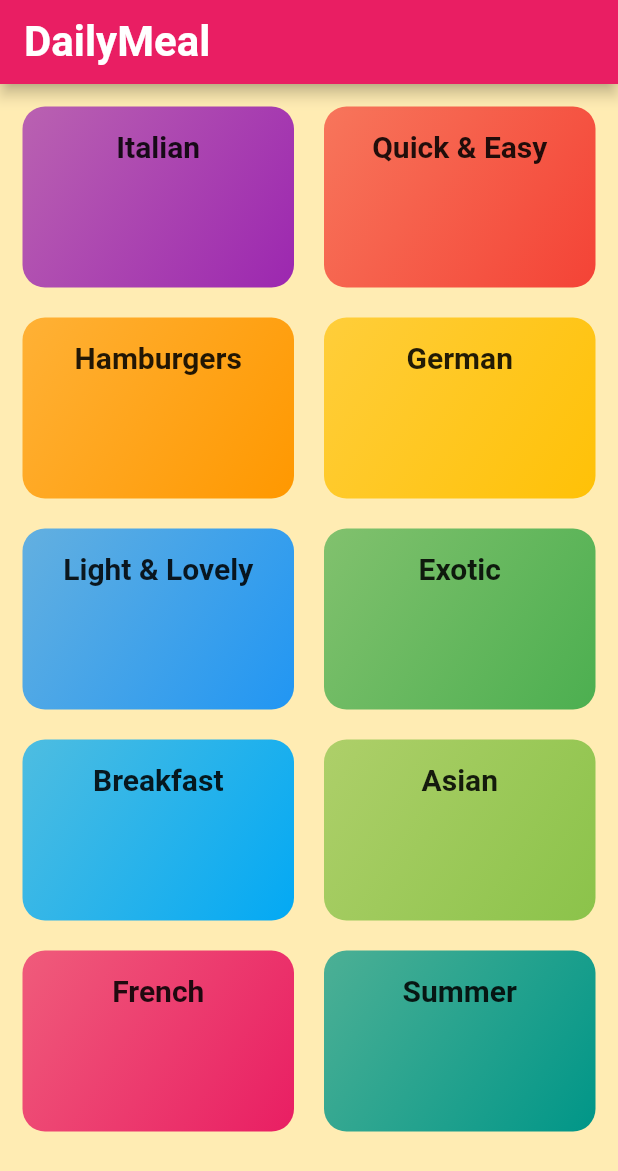
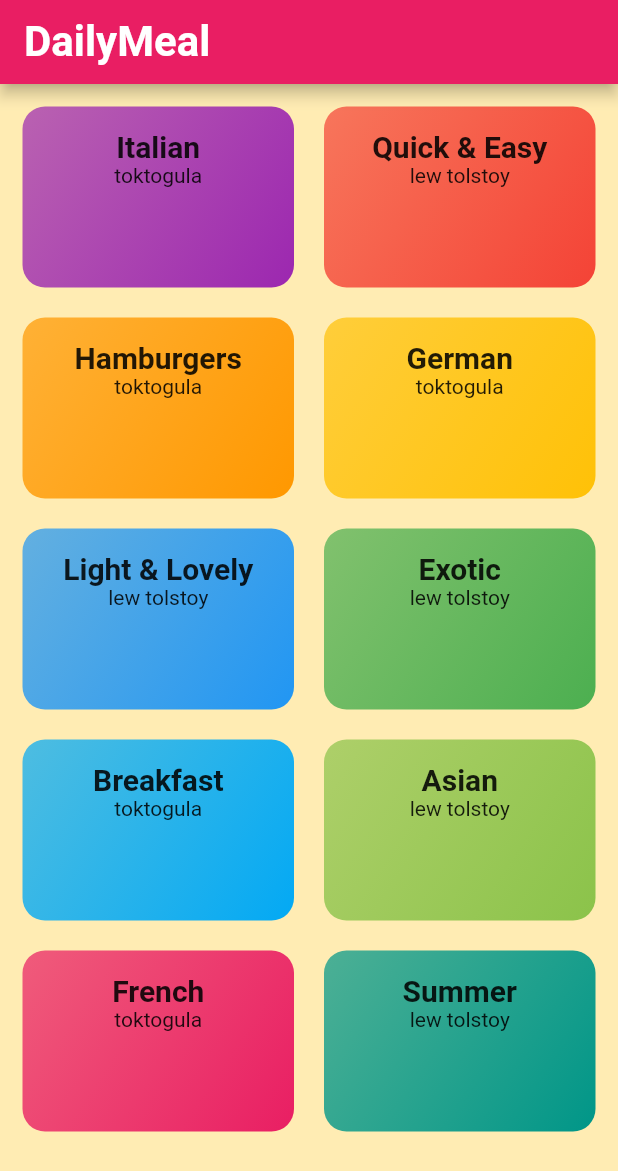
Before and after one commit to kairatkubat/udemy2, a Flutter app: the screen it shows after launch, on a phone screen of 412 x 824 dp. Shown: the top 1171 px of the screen. Run offline on Flutter 3.47's test engine with Material 2 defaults, Android fonts, the phone set to English and light mode, and no system bars.

Commit message:
addingg address to Category Constractor

```diff
--- a/lib/CategoryItem.dart
+++ b/lib/CategoryItem.dart
@@ -5,7 +5,8 @@ class CategoryItem extends StatelessWidget {
   final String Id;
   final String title;
    final Color color;
-  const CategoryItem(this.color, this.title,  this.Id,);
+   final String address;
+  const CategoryItem(this.Id, this.title, this.color, this.address);
 
     selectCategory(BuildContext context){
      Navigator.of(context).pushNamed (
@@ -13,7 +14,8 @@ class CategoryItem extends StatelessWidget {
     //  (context) => CategoryScreenMeal(Id, title),)
   CategoryScreenMeal.routName, arguments: {
       'id': Id,
-      'title': title
+      'title': title,
+      'address': address,
     }
 
      );
@@ -33,8 +35,11 @@ class CategoryItem extends StatelessWidget {
         ),
         borderRadius: BorderRadius.circular(15),
         ),
-        child: Text(title, textAlign: TextAlign.center,
+        child: Column(children: [
+           Text(title, textAlign: TextAlign.center,
         style: Theme.of(context).textTheme.titleMedium,),
+        Text(address)
+        ]),
 
       ),
     );
--- a/lib/categories_screen.dart
+++ b/lib/categories_screen.dart
@@ -22,8 +22,8 @@ class  CatergoriesScreen extends StatelessWidget {
           ) ,
          children: [...data.map((e) =>
          CategoryItem(
-
-          e.color, e.title, e.id)).toList()],
+          e.id, e.title, e.color, e.address
+         )).toList()],
        ),
     );
   }
--- a/lib/category_meal_screen.dart
+++ b/lib/category_meal_screen.dart
@@ -1,6 +1,3 @@
-
-
-import 'dart:math';
 
 import 'package:flutter/material.dart';
 import 'dummy_data.dart';
--- a/lib/dummy_data.dart
+++ b/lib/dummy_data.dart
@@ -8,51 +8,61 @@ const DUMMY_CATEGORIES = [
     id: 'c1',
     title: 'Italian',
     color: Colors.purple,
+    address: "toktogula"
   ),
   Category(
     id: 'c2',
     title: 'Quick & Easy',
     color: Colors.red,
+    address: "lew tolstoy"
   ),
   Category(
     id: 'c3',
     title: 'Hamburgers',
     color: Colors.orange,
+    address: "toktogula"
   ),
   Category(
     id: 'c4',
     title: 'German',
     color: Colors.amber,
+    address: "toktogula"
   ),
   Category(
     id: 'c5',
     title: 'Light & Lovely',
     color: Colors.blue,
+    address: "lew tolstoy"
   ),
   Category(
     id: 'c6',
     title: 'Exotic',
     color: Colors.green,
+    address: "lew tolstoy"
   ),
   Category(
     id: 'c7',
     title: 'Breakfast',
     color: Colors.lightBlue,
+    address: "toktogula"
   ),
   Category(
     id: 'c8',
     title: 'Asian',
     color: Colors.lightGreen,
+    address: "lew tolstoy"
   ),
   Category(
     id: 'c9',
     title: 'French',
     color: Colors.pink,
+    address: "toktogula"
   ),
   Category(
     id: 'c10',
     title: 'Summer',
     color: Colors.teal,
+    address: "lew tolstoy"
   ),
 ];
 
--- a/lib/model/cotegory.dart
+++ b/lib/model/cotegory.dart
@@ -5,6 +5,7 @@ class Category {
   final String id;
   final String title;
   final Color color;
- const Category({required this.id, required this.title,  this.color = Colors.orange});
+  final String address;
+ const Category({required this.id, required this.title,  this.color = Colors.orange, required this.address});
 
  }
```
